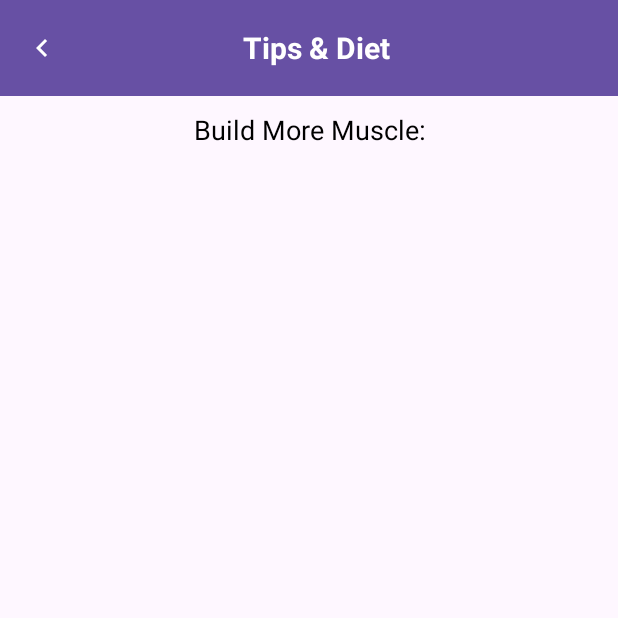
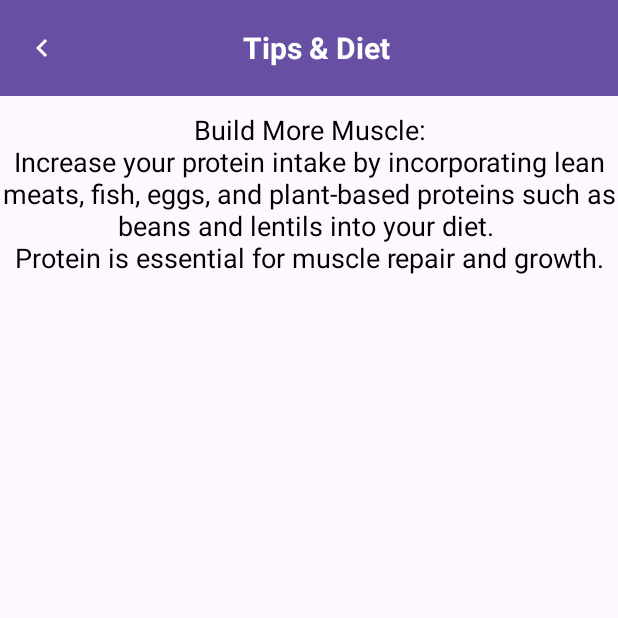
Before and after one commit to YegorPopinako/AndriodFitnessApp, an Android app: the FoodActivity screen opened directly, with no data from a screen before it, after a tap on "Build More Muscle", on a phone screen of 412 x 824 dp, the top half of it. Run offline under Robolectric (Android 15) with nearby library versions, the phone set to English and light mode, and no system bars.

Commit message:
finished design

```diff
--- a/app/build.gradle.kts
+++ b/app/build.gradle.kts
@@ -42,5 +42,6 @@ dependencies {
     androidTestImplementation(libs.espresso.core)
     implementation("pl.droidsonroids.gif:android-gif-drawable:1.2.19")
     implementation("com.google.android.material:material:1.0.0")
+    implementation("com.airbnb.android:lottie:5.2.0")
 
 }
--- a/app/src/main/AndroidManifest.xml
+++ b/app/src/main/AndroidManifest.xml
@@ -13,7 +13,7 @@
         android:dataExtractionRules="@xml/data_extraction_rules"
         android:fullBackupContent="@xml/backup_rules"
         android:icon="@mipmap/ic_launcher"
-        android:label="@string/app_name"
+        android:label=""
         android:roundIcon="@mipmap/ic_launcher_round"
         android:supportsRtl="true"
         android:theme="@style/Theme.Fitness"
--- a/app/src/main/res/layout/activity_main.xml
+++ b/app/src/main/res/layout/activity_main.xml
@@ -123,7 +123,7 @@
                 </LinearLayout>
 
 
-                <Button
+                <androidx.appcompat.widget.AppCompatButton
                     android:id="@+id/startfitness1"
                     android:layout_width="fill_parent"
                     android:layout_height="wrap_content"
@@ -228,7 +228,7 @@
                 </LinearLayout>
 
 
-                <Button
+                <androidx.appcompat.widget.AppCompatButton
                     android:id="@+id/startfitness2"
                     android:layout_width="fill_parent"
                     android:layout_height="wrap_content"
--- a/app/src/main/res/values/strings.xml
+++ b/app/src/main/res/values/strings.xml
@@ -71,17 +71,14 @@
 
     </string-array>
 
+    <string-array name="details_story">
+        <item>Build More Muscle:\nIncrease your protein intake by incorporating lean meats, fish, eggs, and plant-based proteins such as beans and lentils into your diet. \nProtein is essential for muscle repair and growth.</item>
+        <item>Replace with Matcha Green Tea:\nSwap your regular coffee with matcha green tea. \nMatcha is rich in antioxidants and can boost metabolism, enhance mood, and provide a gentle energy boost without the jitters.</item>
+        <item>Just Keep Going:\nStay consistent with your healthy eating habits. \nIt takes time to see results, so keep pushing forward, even on days when motivation is low. \nConsistency is key to achieving long-term success.</item>
+        <item>Stop Counting:\nInstead of obsessing over calorie counting, focus on the quality of your food. \nOpt for whole, unprocessed foods that nourish your body and provide sustained energy throughout the day.</item>
+        <item>Do Job:\nIncorporate more physical activity into your daily routine by choosing active transportation options like biking or walking to work. \nThis not only boosts your fitness but also helps you burn extra calories.</item>
+        <item>Do Yoga:\nAdd yoga to your fitness regimen to improve flexibility, reduce stress, and enhance overall well-being. \nYoga can also aid in digestion and promote mindful eating practices.</item>
+        <item>Make One Meal:\nPrepare at least one homemade meal each day. \nCooking at home allows you to control the ingredients and portion sizes, ensuring that your meals are healthy and nutritious.</item>
+    </string-array>
 
-    <string-array name="details_story">
-
-        <item>Build More Muscle:</item>
-        <item>Replace with Matcha Green Tea:</item>
-        <item>Just Keep Going:</item>
-        <item>Stop Counting:</item>
-        <item>Do Job:</item>
-        <item>Do Yoga:</item>
-        <item>Make One Meal:</item>
-
-
-    </string-array>
 </resources>
```
Also changed, not shown: app/src/main/res/drawable/btn.xml (+23 -4 lines), app/src/main/res/layout/activity_food.xml (+1 -6 lines).
